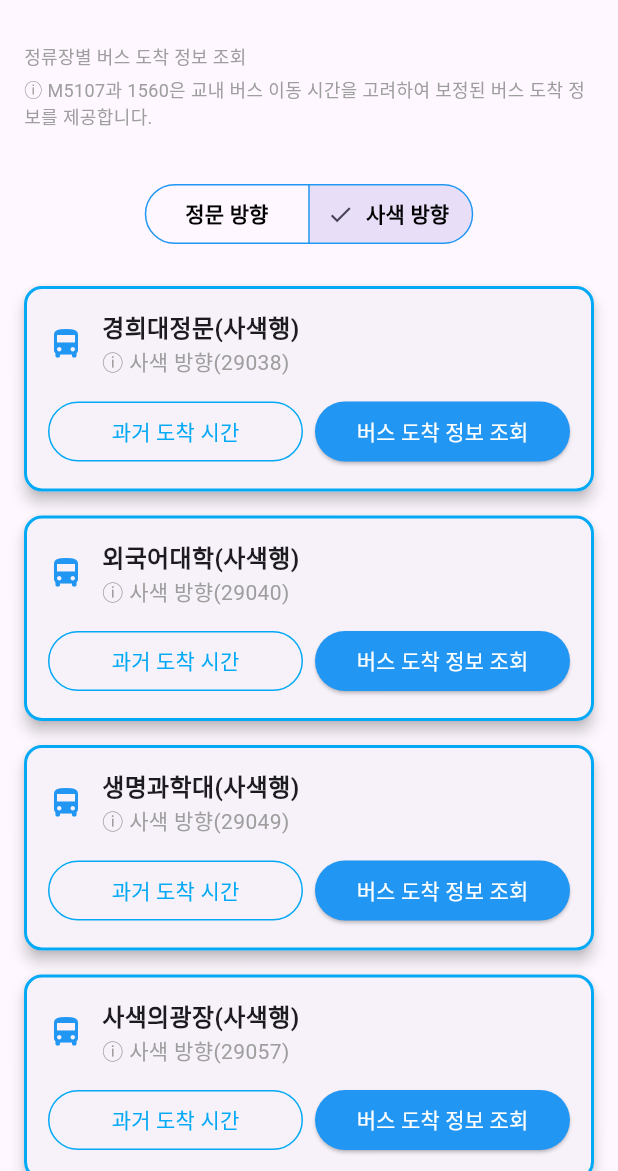
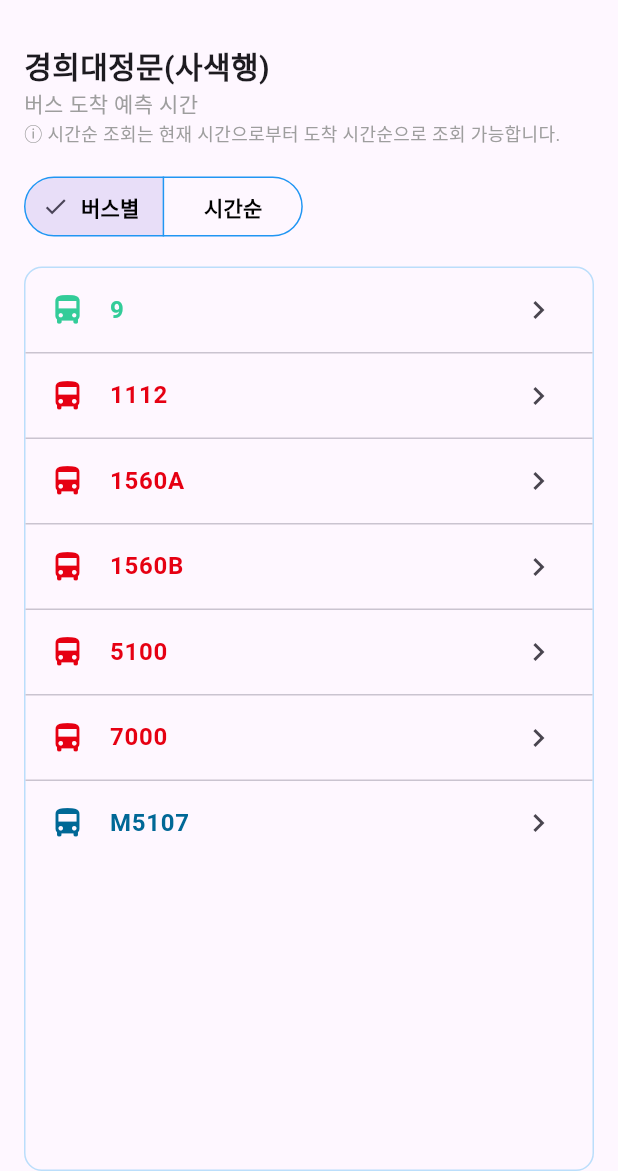
Before and after one commit to Brian0KIM/KHUBusEonje, a Flutter app: the StationScreen screen opened directly, after a tap on "과거 도착 시간", on a phone screen of 412 x 824 dp, the part 65-1236 px from its top. Run offline on Flutter 3.47's test engine with Material 3 defaults, Android fonts, the phone set to English and light mode, and no system bars; our stand-ins replace dio; network calls fail.

Commit message:
bus history list page added

```diff
--- /dev/null
+++ b/front/lib/station_bus_list_page.dart
@@ -0,0 +1,167 @@
+import 'package:flutter/material.dart';
+import 'station_bus_info_page.dart';
+
+class StationBusListPage extends StatefulWidget {
+  final String stationId;
+  final String stationName;
+
+  const StationBusListPage({
+    super.key,
+    required this.stationId,
+    required this.stationName,
+  });
+
+  @override
+  State<StationBusListPage> createState() => _StationBusListPageState();
+}
+
+class _StationBusListPageState extends State<StationBusListPage> {
+  Set<String> segments = {'버스별', '시간순'};
+  String currentSegment = '버스별';
+  final List<String> busOrder = ['9', '1112', '1560A', '1560B', '5100', '7000', 'M5107'];
+
+  @override
+  Widget build(BuildContext context) {
+    return Scaffold(
+      appBar: AppBar(
+        title: const Text('정류장별 버스 정보'),
+      ),
+      body: Column(
+        crossAxisAlignment: CrossAxisAlignment.start,
+        children: [
+          Container(
+            width: double.infinity,
+            padding: const EdgeInsets.all(16.0),
+            child: Column(
+              crossAxisAlignment: CrossAxisAlignment.start,
+              children: [
+                Text(
+                  widget.stationName,
+                  style: const TextStyle(
+                    fontSize: 20,
+                    fontWeight: FontWeight.bold,
+                  ),
+                ),
+                const Text(
+                  '버스 도착 예측 시간',
+                  style: TextStyle(
+                    color: Colors.grey,
+                    fontSize: 14,
+                  ),
+                ),
+                const Text(
+                  'ⓘ 시간순 조회는 현재 시간으로부터 도착 시간순으로 조회 가능합니다.',
+                  style: TextStyle(
+                    color: Colors.grey,
+                    fontSize: 12,
+                  ),
+                ),
+              ],
+            ),
+          ),
+          Padding(
+            padding: const EdgeInsets.symmetric(horizontal: 16.0),
+            child: SegmentedButton<String>(
+              segments: [
+                ButtonSegment<String>(
+                  value: '버스별',
+                  label: Text(
+                    "버스별",
+                    style: TextStyle(
+                      fontWeight: FontWeight.bold,
+                      color: Colors.black,
+                    ),
+                  ),
+                ),
+                ButtonSegment<String>(
+                  value: '시간순',
+                  label: Text(
+                    "시간순",
+                    style: TextStyle(
+                      fontWeight: FontWeight.bold,
+                      color: Colors.black,
+                    ),
+                  ),
+                ),
+              ],
+              selected: {currentSegment},
+              onSelectionChanged: (Set<String> newSelection) {
+                setState(() {
+                  currentSegment = newSelection.first;
+                });
+              },
+              style: ButtonStyle(
+                      side: WidgetStateProperty.all(
+                        const BorderSide(color: Colors.blue),
+                      ),
+                    ),
+            ),
+          ),
+          const SizedBox(height: 16),
+          Expanded(
+            child: Container(
+              margin: const EdgeInsets.symmetric(horizontal: 16.0),
+              decoration: BoxDecoration(
+                border: Border.all(color: Colors.blue.shade100),
+                borderRadius: BorderRadius.circular(12),
+              ),
+              child: ListView.separated(
+                padding: EdgeInsets.zero,
+                itemCount: busOrder.length,
+                separatorBuilder: (context, index) => const Divider(height: 1),
+                itemBuilder: (context, index) {
+                  final busNumber = busOrder[index];
+                  return ListTile(
+                    leading: Icon(
+                      Icons.directions_bus,
+                      color: getBusColor(busNumber),
+                    ),
+                    title: Text(
+                      busNumber,
+                      style: TextStyle(
+                        color: getBusColor(busNumber),
+                        fontWeight: FontWeight.bold,
+                      ),
+                    ),
+                    trailing: const Icon(Icons.chevron_right),
+                    onTap: () {
+                      Navigator.push(
+                        context,
+                        MaterialPageRoute(
+                          builder: (context) => StationBusInfoPage(
+                            stationId: widget.stationId,
+                            stationName: widget.stationName,
+                          ),
+                        ),
+                      );
+                    },
+                  );
+                },
+              ),
+            ),
+          ),
+        ],
+      ),
+    );
+  }
+}
+Color getBusColor(String routeNumber) {
+  switch (routeNumber) {
+    case "9":
+      return const Color(0xff33CC99); // 지선버스
+    case "1112":
+      return const Color(0xffE60012); // 지선버스
+    case "5100":
+      return const Color(0xffE60012); // 광역버스
+    case "7000":
+      return const Color(0xffE60012); // 광역버스
+    case "M5107":
+      return const Color(0xff006896); // M버스
+    case "1560A":
+      return const Color(0xffE60012); // 지선버스
+    case "1560B":
+      return const Color(0xffE60012); // 지선버스
+    default:
+      return Colors.black;
+  }
+}
--- a/front/lib/station_screen.dart
+++ b/front/lib/station_screen.dart
@@ -1,6 +1,7 @@
 import 'package:flutter/material.dart';
 import 'station_bus_info_page.dart';
 import 'bus_info.dart';
+import 'station_bus_list_page.dart';
 
 class StationScreen extends StatefulWidget {
   const StationScreen({super.key});
@@ -166,7 +167,16 @@ class _StationScreenState extends State<StationScreen> {
                                         side: const BorderSide(color: Colors.lightBlue),
                                       ),
                                       onPressed: () {
-                                        // TODO: 버스 도착 예정 시간 기능 구현
+                                        //과거 도착 시간 기능 구현
+                                        Navigator.push(
+                                          context,
+                                          MaterialPageRoute(
+                                            builder: (context) => StationBusListPage(
+                                              stationId: stationMap[station['name']]!,
+                                              stationName: station['name']!,
+                                            ),
+                                          ),
+                                        );
                                       },
                                       child: const Text('과거 도착 시간'),
                                     ),
@@ -179,7 +189,7 @@ class _StationScreenState extends State<StationScreen> {
                                         foregroundColor: Colors.white,
                                       ),
                                       onPressed: () {
-                                        // TODO: 버스 도착 정보 조회 기능 구현
+                                        //버스 도착 정보 조회 기능 구현
                                         Navigator.push(
                                           context,
                                           MaterialPageRoute(
```
